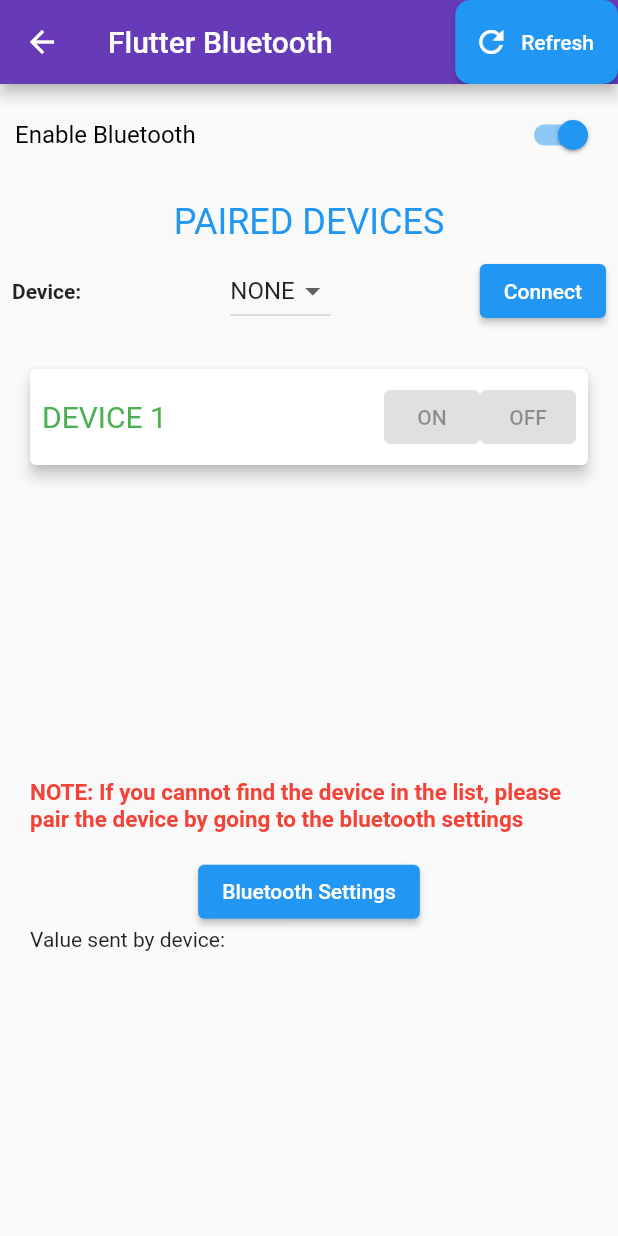
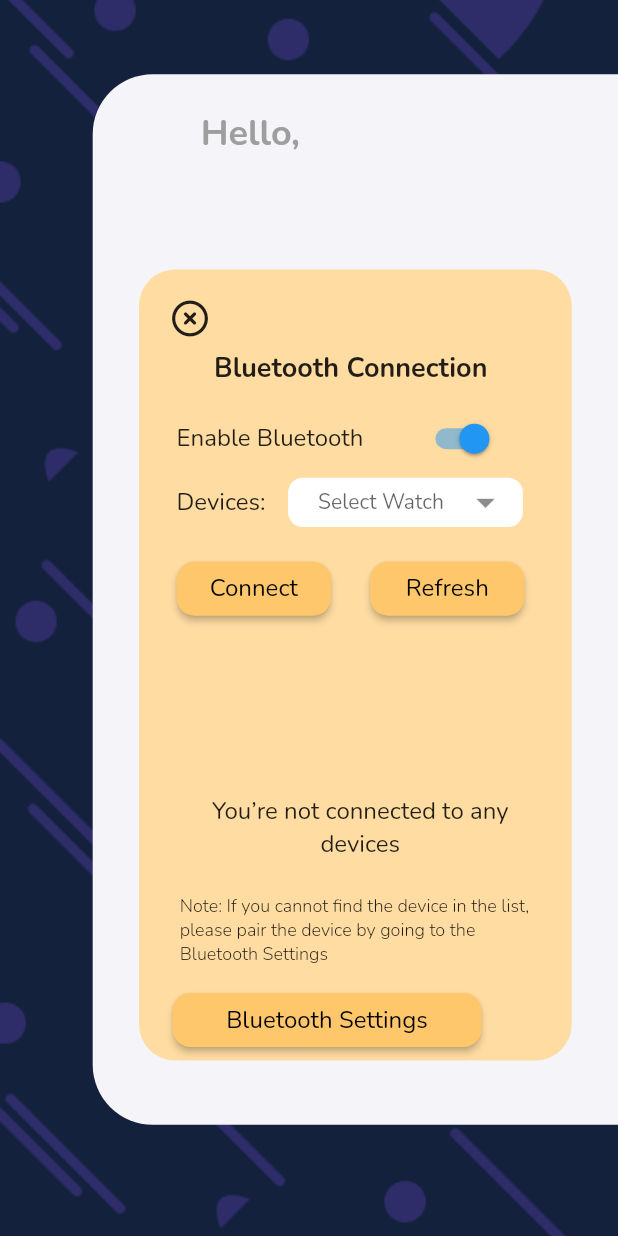
Before and after one commit to Baluds/Smart-watch, a Flutter app: the screen it shows once a user with an empty profile is signed in, after a tap on "Your device is connected!", on a phone screen of 412 x 824 dp. Run offline on Flutter 3.47's test engine with Material 2 defaults, Android fonts, the phone set to English and light mode, and no system bars; drawn by our look-alikes of dropdown_button2; our stand-ins replace cloud_firestore, firebase_auth, firebase_core, flutter_bluetooth_serial, font_awesome_flutter, google_fonts and 2 more; missing offline and left inert: flutter_background, geocode; accounts and stored records are empty.

Commit message:
Bluetooth devices pg UI Complete

```diff
--- /dev/null
+++ b/lib/test.dart
@@ -0,0 +1,571 @@
+import 'dart:async';
+import 'dart:typed_data';
+
+import 'package:flutter/material.dart';
+import 'package:flutter/services.dart';
+import 'package:flutter_bluetooth_serial/flutter_bluetooth_serial.dart';
+import 'package:font_awesome_flutter/font_awesome_flutter.dart';
+import 'package:google_fonts/google_fonts.dart';
+import 'package:dropdown_button2/dropdown_button2.dart';
+
+class Devicepg extends StatefulWidget {
+  Devicepg({Key? key, required this.userDocument}) : super(key: key);
+  final userDocument;
+  @override
+  State<Devicepg> createState() => _DevicepgState();
+}
+
+class _DevicepgState extends State<Devicepg> {
+  BluetoothState _bluetoothState = BluetoothState.UNKNOWN;
+  final FlutterBluetoothSerial _bluetooth = FlutterBluetoothSerial.instance;
+  BluetoothConnection? connection;
+  late Uint8List uint8List;
+  late int _deviceState;
+  List<BluetoothDevice> _devicesList = [];
+  BluetoothDevice? _device;
+  bool _connected = false;
+  bool _isButtonUnavailable = false;
+  String _messageBuffer = '';
+  List<String> messages = [];
+  String messageData = '';
+  bool isDisconnecting = false;
+
+  bool get isConnected => ((connection?.isConnected) ?? false);
+
+  @override
+  void initState() {
+    super.initState();
+    FlutterBluetoothSerial.instance.state.then((state) {
+      setState(() {
+        _bluetoothState = state;
+      });
+    });
+    _deviceState = 0; // neutral
+    enableBluetooth();
+    FlutterBluetoothSerial.instance
+        .onStateChanged()
+        .listen((BluetoothState state) {
+      setState(() {
+        _bluetoothState = state;
+        if (_bluetoothState == BluetoothState.STATE_OFF) {
+          _isButtonUnavailable = true;
+        }
+        getPairedDevices();
+      });
+    });
+  }
+
+  Future enableBluetooth() async {
+    _bluetoothState = await FlutterBluetoothSerial.instance.state;
+    if (_bluetoothState == BluetoothState.STATE_OFF) {
+      await FlutterBluetoothSerial.instance.requestEnable();
+      await getPairedDevices();
+      return true;
+    } else {
+      await getPairedDevices();
+    }
+    return false;
+  }
+
+  Future<void> getPairedDevices() async {
+    List<BluetoothDevice> devices = [];
+    try {
+      devices = await _bluetooth.getBondedDevices();
+    } on PlatformException {
+      print("Error");
+    }
+    if (!mounted) {
+      return;
+    }
+    setState(() {
+      _devicesList = devices;
+    });
+  }
+
+  @override
+  Widget build(BuildContext context) {
+    return Scaffold(
+      body: SafeArea(
+          child: Stack(
+        children: [
+          Container(
+            decoration: const BoxDecoration(
+                image: DecorationImage(
+              image: AssetImage("assets/images/home_bg.png"),
+              fit: BoxFit.cover,
+            )),
+          ),
+          Positioned(
+            right: 0,
+            top: MediaQuery.of(context).size.height * 0.06,
+            child: Container(
+              height: MediaQuery.of(context).size.height * 0.85,
+              width: MediaQuery.of(context).size.width * 0.85,
+              decoration: const BoxDecoration(
+                color: Color(0xFFF4F4F9),
+                borderRadius: BorderRadius.only(
+                    topRight: Radius.circular(0),
+                    bottomRight: Radius.circular(0),
+                    topLeft: Radius.circular(40.0),
+                    bottomLeft: Radius.circular(40.0)),
+              ),
+              child: Column(
+                crossAxisAlignment: CrossAxisAlignment.center,
+                children: [
+                  Container(
+                    margin: const EdgeInsets.only(right: 140, top: 23),
+                    child: Column(
+                      crossAxisAlignment: CrossAxisAlignment.start,
+                      children: [
+                        Text(
+                          "Hello,",
+                          style: GoogleFonts.nunito(
+                              textStyle: const TextStyle(
+                                  fontSize: 24,
+                                  fontWeight: FontWeight.w700,
+                                  color: Colors.grey)),
+                        ),
+                        Text(
+                          widget.userDocument['Name'],
+                          style: GoogleFonts.nunito(
+                              textStyle: const TextStyle(
+                                  fontSize: 24, fontWeight: FontWeight.w700)),
+                        )
+                      ],
+                    ),
+                  ),
+                  Stack(
+                    children: [
+                      Container(
+                        margin: EdgeInsets.only(
+                          top: MediaQuery.of(context).size.height * 0.05,
+                        ),
+                        height: MediaQuery.of(context).size.height * 0.64,
+                        width: MediaQuery.of(context).size.width * 0.7,
+                        decoration: const BoxDecoration(
+                          color: Color(0xFFFFDCA2),
+                          borderRadius: BorderRadius.all(
+                            Radius.circular(24),
+                          ),
+                        ),
+                      ),
+                      Positioned(
+                        top: 95,
+                        left: 50,
+                        child: Text(
+                          "Bluetooth Connection",
+                          style: GoogleFonts.nunito(
+                            textStyle: const TextStyle(
+                              fontSize: 18,
+                              fontWeight: FontWeight.w700,
+                            ),
+                          ),
+                        ),
+                      ),
+                      Positioned(
+                        top: 50,
+                        left: 10,
+                        child: Material(
+                          color: Colors.transparent,
+                          shape: const CircleBorder(),
+                          clipBehavior: Clip.hardEdge,
+                          child: IconButton(
+                            icon: const FaIcon(FontAwesomeIcons.circleXmark),
+                            onPressed: () {
+                              Navigator.pop(context);
+                            },
+                          ),
+                        ),
+                      ),
+                      Positioned(
+                        top: 130,
+                        left: 25,
+                        child: Row(
+                          mainAxisAlignment: MainAxisAlignment.spaceEvenly,
+                          children: <Widget>[
+                            Container(
+                              margin: const EdgeInsets.only(right: 35),
+                              child: Text(
+                                'Enable Bluetooth',
+                                style: GoogleFonts.nunito(
+                                  textStyle: const TextStyle(
+                                    fontSize: 16,
+                                    fontWeight: FontWeight.w400,
+                                  ),
+                                ),
+                              ),
+                            ),
+                            Switch(
+                              value: _bluetoothState.isEnabled,
+                              onChanged: (bool value) {
+                                future() async {
+                                  if (value) {
+                                    await FlutterBluetoothSerial.instance
+                                        .requestEnable();
+                                  } else {
+                                    await FlutterBluetoothSerial.instance
+                                        .requestDisable();
+                                  }
+
+                                  await getPairedDevices();
+                                  _isButtonUnavailable = false;
+
+                                  if (_connected) {
+                                    _disconnect();
+                                  }
+                                }
+
+                                future().then((_) {
+                                  setState(() {});
+                                });
+                              },
+                            )
+                          ],
+                        ),
+                      ),
+                      Positioned(
+                        top: 180,
+                        left: 25,
+                        child: Row(
+                          mainAxisAlignment: MainAxisAlignment.spaceEvenly,
+                          children: <Widget>[
+                            Container(
+                              margin: const EdgeInsets.only(right: 15),
+                              child: Text(
+                                'Devices:',
+                                style: GoogleFonts.nunito(
+                                  textStyle: const TextStyle(
+                                    fontSize: 16,
+                                    fontWeight: FontWeight.w400,
+                                  ),
+                                ),
+                              ),
+                            ),
+                            SizedBox(
+                              width: MediaQuery.of(context).size.width * 0.38,
+                              height: MediaQuery.of(context).size.height * 0.04,
+                              child: DropdownButtonHideUnderline(
+                                child: DropdownButton2(
+                                  buttonDecoration: BoxDecoration(
+                                    borderRadius: BorderRadius.circular(10),
+                                    color: Colors.white,
+                                  ),
+                                  isExpanded: true,
+                                  hint: Text(
+                                    'Select Watch',
+                                    style: GoogleFonts.nunito(
+                                      textStyle: const TextStyle(
+                                        fontSize: 14,
+                                        fontWeight: FontWeight.w400,
+                                      ),
+                                    ),
+                                  ),
+                                  icon: const Icon(
+                                    Icons.arrow_drop_down,
+                                    color: Colors.black45,
+                                  ),
+                                  iconSize: 30,
+                                  buttonHeight:
+                                      MediaQuery.of(context).size.height * 0.04,
+                                  buttonWidth:
+                                      MediaQuery.of(context).size.width * 0.4,
+                                  buttonPadding: const EdgeInsets.only(
+                                      left: 20, right: 10),
+                                  dropdownDecoration: BoxDecoration(
+                                    borderRadius: BorderRadius.circular(15),
+                                  ),
+                                  items: _getDeviceItems(),
+                                  customItemsIndexes: _getDividersIndexes(),
+                                  itemHeight: 25,
+                                  customItemsHeight: 6,
+                                  itemPadding: const EdgeInsets.only(
+                                    left: 5,
+                                    right: 5,
+                                  ),
+                                  onChanged: (value) => setState(
+                                      () => _device = value as BluetoothDevice),
+                                  value:
+                                      _devicesList.isNotEmpty ? _device : null,
+                                ),
+                              ),
+                            ),
+                          ],
+                        ),
+                      ),
+                      Positioned(
+                        top: 230,
+                        left: 25,
+                        child: Row(
+                          mainAxisAlignment: MainAxisAlignment.spaceBetween,
+                          children: [
+                            Container(
+                              margin: const EdgeInsets.only(
+                                right: 26,
+                              ),
+                              width: MediaQuery.of(context).size.width * 0.25,
+                              child: ElevatedButton(
+                                style: ElevatedButton.styleFrom(
+                                  textStyle: const TextStyle(fontSize: 15),
+                                  primary: const Color(0xffFFC76C),
+                                  onPrimary: Colors.black,
+                                  shape: RoundedRectangleBorder(
+                                    borderRadius:
+                                        BorderRadius.circular(12), // <-- Radius
+                                  ),
+                                ),
+                                child: Text(
+                                  _connected ? 'Disconnect' : 'Connect',
+                                  style: GoogleFonts.nunito(
+                                    textStyle: const TextStyle(
+                                      fontSize: 16,
+                                      fontWeight: FontWeight.w400,
+                                    ),
+                                  ),
+                                ),
+                                onPressed: _isButtonUnavailable
+                                    ? null
+                                    : _connected
+                                        ? _disconnect
+                                        : _connect,
+                              ),
+                            ),
+                            SizedBox(
+                              width: MediaQuery.of(context).size.width * 0.25,
+                              child: ElevatedButton(
+                                style: ElevatedButton.styleFrom(
+                                  textStyle: const TextStyle(fontSize: 15),
+                                  primary: const Color(0xffFFC76C),
+                                  onPrimary: Colors.black,
+                                  shape: RoundedRectangleBorder(
+                                    borderRadius:
+                                        BorderRadius.circular(12), // <-- Radius
+                                  ),
+                                ),
+                                child: Text(
+                                  'Refresh',
+                                  style: GoogleFonts.nunito(
+                                    textStyle: const TextStyle(
+                                      fontSize: 16,
+                                      fontWeight: FontWeight.w400,
+                                    ),
+                                  ),
+                                ),
+                                onPressed: () async {
+                                  await getPairedDevices().then((_) {
+                                    show('Device list refreshed');
+                                  });
+                                },
+                              ),
+                            ),
+                          ],
+                        ),
+                      )
+                    ],
+                  ),
+                ],
+              ),
+            ),
+          ),
+          Positioned(
+            bottom: 250,
+            right: 73,
+            child: Container(
+              child: Text(
+                'You’re not connected to any\ndevices',
+                style: GoogleFonts.nunito(
+                  textStyle: const TextStyle(
+                    fontSize: 16,
+                    fontWeight: FontWeight.w400,
+                  ),
+                ),
+                textAlign: TextAlign.center,
+              ),
+            ),
+          ),
+          Positioned(
+            right: 45,
+            bottom: 180,
+            child: Container(
+              width: MediaQuery.of(context).size.width * 0.6,
+              child: Text(
+                'Note: If you cannot find the device in the list, please pair the device by going to the Bluetooth Settings',
+                style: GoogleFonts.nunito(
+                  textStyle: const TextStyle(
+                    fontSize: 12,
+                    fontWeight: FontWeight.w300,
+                  ),
+                ),
+              ),
+            ),
+          ),
+          Positioned(
+            left: 115,
+            bottom: 120,
+            child: SizedBox(
+              width: MediaQuery.of(context).size.width * 0.5,
+              child: ElevatedButton(
+                style: ElevatedButton.styleFrom(
+                  textStyle: const TextStyle(fontSize: 15),
+                  primary: const Color(0xffFFC76C),
+                  onPrimary: Colors.black,
+                  shape: RoundedRectangleBorder(
+                    borderRadius: BorderRadius.circular(12), // <-- Radius
+                  ),
+                ),
+                child: Text(
+                  'Bluetooth Settings',
+                  style: GoogleFonts.nunito(
+                    textStyle: const TextStyle(
+                      fontSize: 16,
+                      fontWeight: FontWeight.w400,
+                    ),
+                  ),
+                ),
+                onPressed: () {
+                  FlutterBluetoothSerial.instance.openSettings();
+                },
+              ),
+            ),
+          )
+        ],
+      )),
+    );
+  }
+
+  List<DropdownMenuItem<BluetoothDevice>> _getDeviceItems() {
+    List<DropdownMenuItem<BluetoothDevice>> items = [];
+    if (_devicesList.isEmpty) {
+      items.add(DropdownMenuItem(
+        child: Text(
+          'NONE',
+          style: GoogleFonts.nunito(
+            textStyle: const TextStyle(
+              fontSize: 12,
+              fontWeight: FontWeight.w400,
+            ),
+          ),
+        ),
+      ));
+    } else {
+      for (var device in _devicesList) {
+        items.addAll(
+          [
+            DropdownMenuItem(
+              child: Text(
+                device.name ?? '',
+                maxLines: 1,
+              ),
+              value: device,
+            ),
+            if (device != _devicesList.last)
+              const DropdownMenuItem(
+                enabled: false,
+                child: Divider(),
+              ),
+          ],
+        );
+      }
+    }
+    return items;
+  }
+
+  List<int> _getDividersIndexes() {
+    List<int> _dividersIndexes = [];
+    for (var i = 0; i < (_devicesList.length * 2) - 1; i++) {
+      //Dividers indexes will be the odd indexes
+      if (i.isOdd) {
+        _dividersIndexes.add(i);
+      }
+    }
+    return _dividersIndexes;
+  }
+
+  // Method to connect to bluetooth
+  void _connect() async {
+    setState(() {
+      _isButtonUnavailable = true;
+    });
+    if (_device == null) {
+      show('No device selected');
+    } else {
+      if (!isConnected) {
+        await BluetoothConnection.toAddress(_device?.address)
+            .then((_connection) {
+          print('Connected to the device');
+          connection = _connection;
+          setState(() {
+            _connected = true;
+          });
+
+          connection?.input?.listen(_onDataReceived).onDone(() {
+            print(_messageBuffer);
+            // print(messages);
+            setState(() {
+              messageData = _messageBuffer;
+            });
+            if (isDisconnecting) {
+              print('Disconnecting locally!');
+            } else {
+              print('Disconnected remotely!');
+            }
+            if (mounted) {
+              setState(() {});
+            }
+          });
+        }).catchError((error) {
+          print('Cannot connect, exception occurred');
+          print(error);
+        });
+        show('Device connected');
+
+        setState(() => _isButtonUnavailable = false);
+      }
+    }
+  }
+
+  void _onDataReceived(Uint8List data) {
+    if (String.fromCharCodes(data) == '\n') {
+      print(_messageBuffer);
+      if (mounted) {
+        setState(() {
+          messageData = _messageBuffer;
+        });
+      }
+      _messageBuffer = '';
+    } else {
+      _messageBuffer = _messageBuffer + String.fromCharCodes(data);
+    }
+  }
+
+  // Method to disconnect bluetooth
+  void _disconnect() async {
+    setState(() {
+      _isButtonUnavailable = true;
+      _deviceState = 0;
+    });
+
+    await connection?.close();
+    show('Device disconnected');
+    if (!((connection?.isConnected) ?? false)) {
+      setState(() {
+        _connected = false;
+        _isButtonUnavailable = false;
+      });
+    }
+  }
+
+  Future show(
+    String message, {
+    Duration duration = const Duration(seconds: 3),
+  }) async {
+    await Future.delayed(const Duration(milliseconds: 100));
+    ScaffoldMessenger.of(context).showSnackBar(
+      SnackBar(
+        content: Text(
+          message,
+        ),
+        duration: duration,
+      ),
+    );
+  }
+}
--- a/lib/ui/pages/home.dart
+++ b/lib/ui/pages/home.dart
@@ -2,6 +2,7 @@
 import 'package:font_awesome_flutter/font_awesome_flutter.dart';
 import 'package:google_fonts/google_fonts.dart';
 import 'package:smart_watch/services/service.dart';
+import 'package:smart_watch/test.dart';
 import 'package:smart_watch/ui/pages/devices.dart';
 import 'package:smart_watch/ui/pages/heartrate.dart';
 import 'package:smart_watch/ui/pages/mapsoutline.dart';
@@ -122,7 +123,9 @@
                                       context,
                                       MaterialPageRoute(
                                         builder: (BuildContext context) =>
-                                            const Devicespg(),
+                                            Devicepg(
+                                          userDocument: userDocument,
+                                        ),
                                       ),
                                     );
                                   },
--- a/pubspec.yaml
+++ b/pubspec.yaml
@@ -40,6 +40,7 @@
   flutter_bluetooth_serial:
   flutter_background:
   geocode:
+  dropdown_button2:
 
 
   # The following adds the Cupertino Icons font to your application.
```
Also changed, not shown: pubspec.lock, 1 other file.
